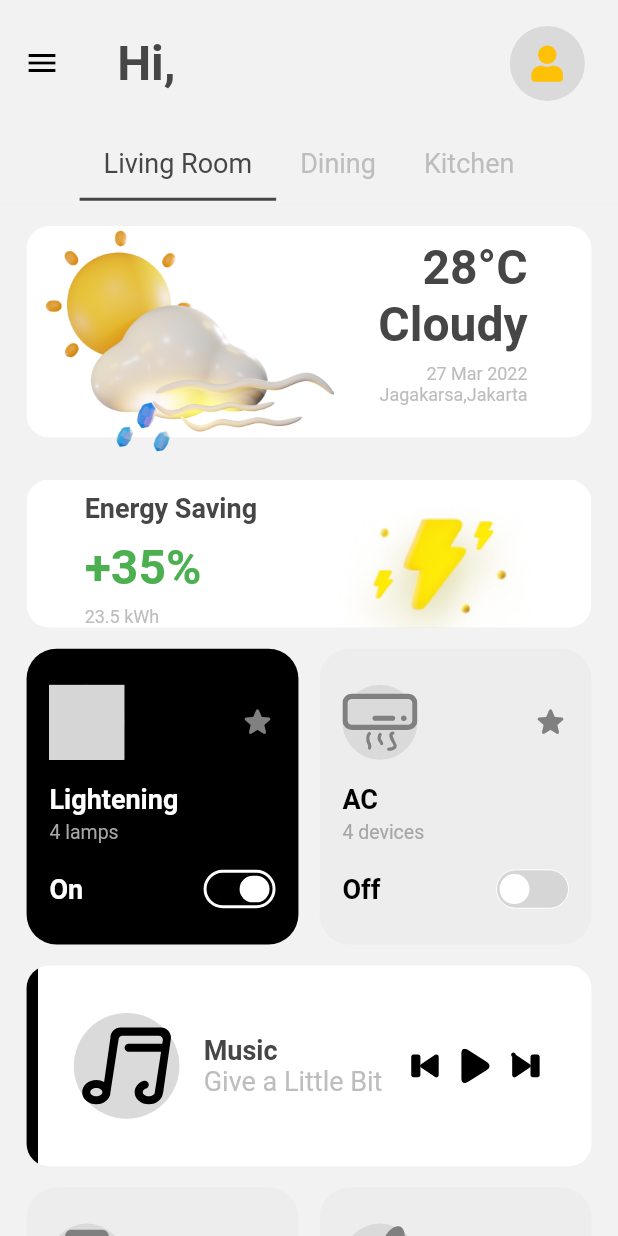
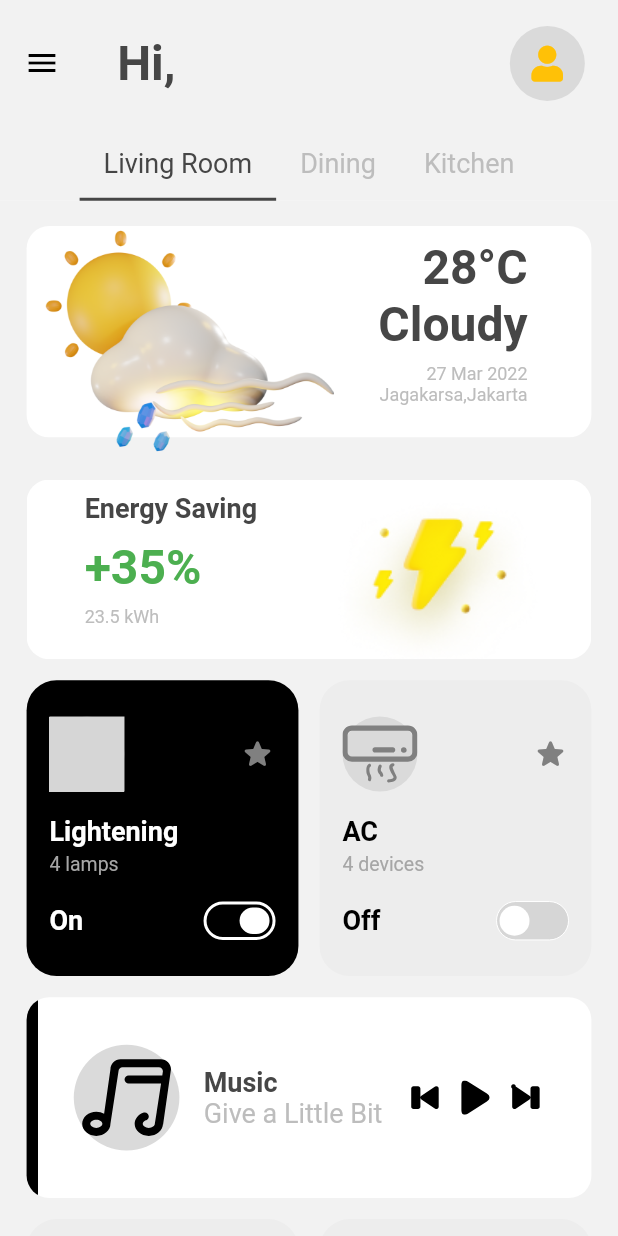
Before and after one commit to zmd01999/ac_app, a Flutter app: the HomeScreen screen opened by its route, on a phone screen of 412 x 824 dp. Run offline on Flutter 3.47's test engine with Material 2 defaults, Android fonts, the phone set to English and light mode, and no system bars; our stand-ins replace dio, dotted_border, flutter_login, flutter_signin_button, flutter_svg, font_awesome_flutter and 7 more; accounts and stored records are empty; Roboto replaces fonts that are missing (Nato Sans); grey boxes are pictures that could not be loaded.

Commit message:
fix: overflow

```diff
--- a/lib/src/screens/home_screen/components/savings_container.dart
+++ b/lib/src/screens/home_screen/components/savings_container.dart
@@ -12,7 +12,7 @@ class SavingsContainer extends StatelessWidget {
     return Stack(
       children: [
         Container(
-          height: getProportionateScreenHeight(70),
+          height: getProportionateScreenHeight(85),
           decoration: BoxDecoration(
             borderRadius: BorderRadius.circular(15),
             color: const Color(0xFFFFFFFF),
```
